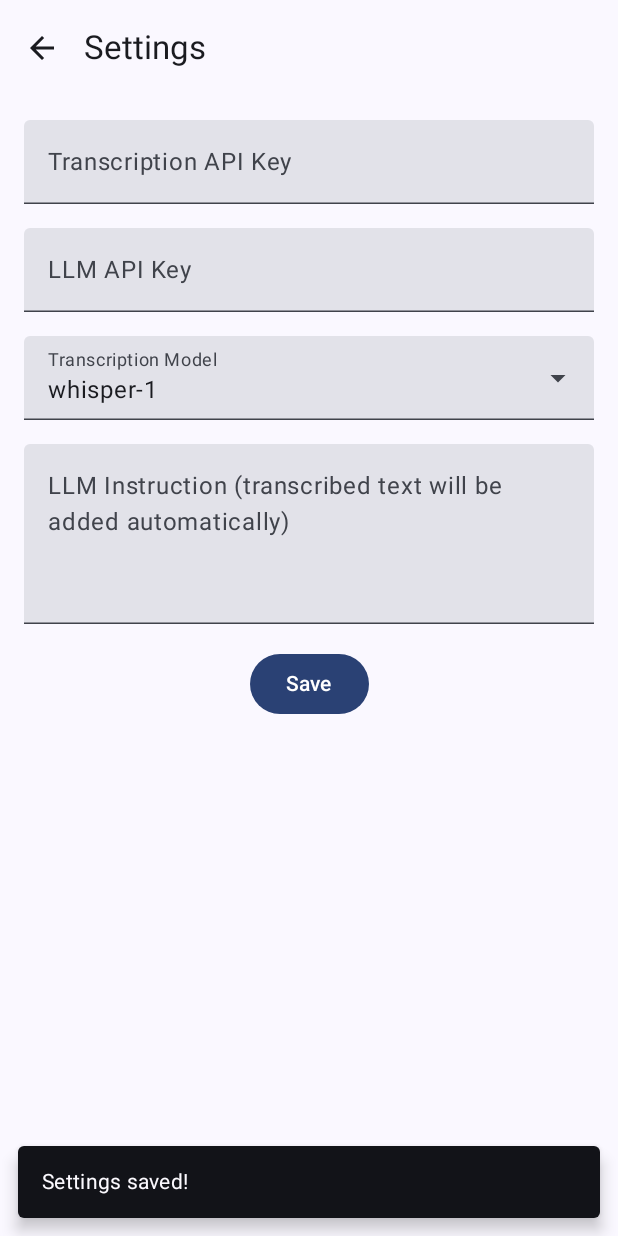
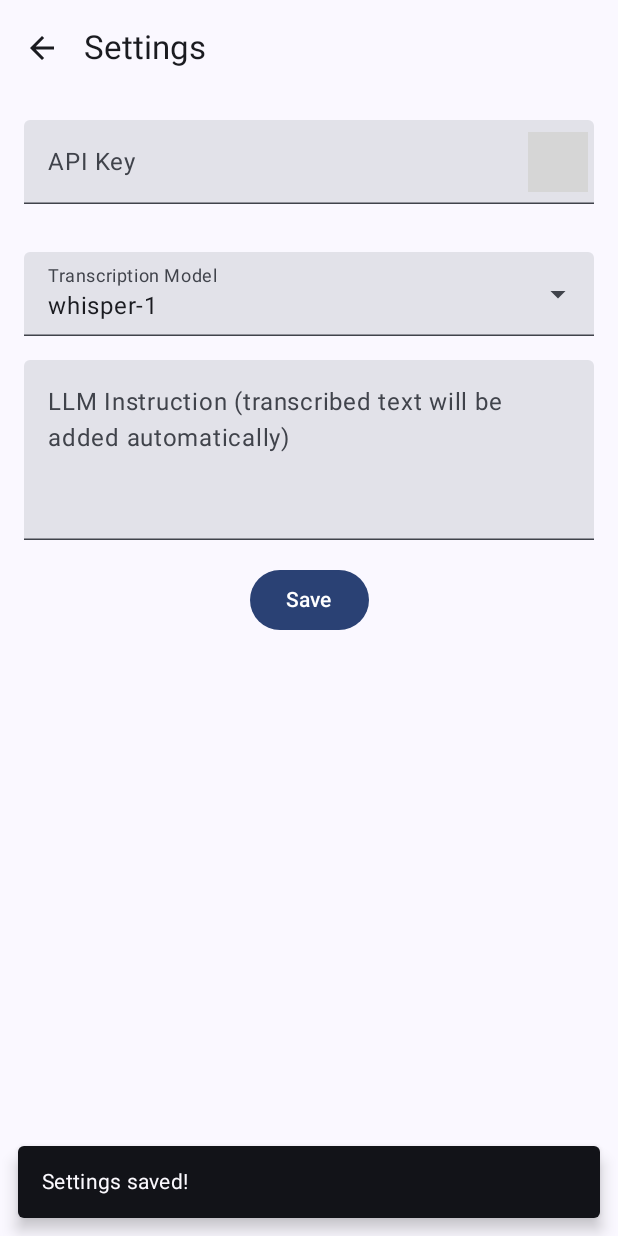
Before and after one commit to valenzine/whisper-droid, an Android app built with Jetpack Compose: the SettingsScreen screen opened through its navigation route, after a tap on "Save", on a phone screen of 412 x 824 dp. Run offline under Robolectric (Android 15) with nearby library versions, the light colour scheme and no system bars; 1 statement that could not run was skipped; grey boxes are pictures that could not be loaded.

Commit message:
Unify API key storage and usage in settings
Replaces separate transcription and LLM API keys with a single unified API key throughout the repository, viewmodel, and UI. Updates SettingsScreen to use one API key field with masking and removes the LLM API key field. Cleans up related flows and save methods for consistency.

```diff
--- a/app/src/main/java/com/valenzine/whisperdroid/repository/SettingsRepository.kt
+++ b/app/src/main/java/com/valenzine/whisperdroid/repository/SettingsRepository.kt
@@ -13,19 +13,15 @@ private val Context.dataStore: DataStore<Preferences> by preferencesDataStore(na
 
 class SettingsRepository(private val context: Context) {
 
-    private val transcriptionApiKey = stringPreferencesKey("transcription_api_key")
-    private val llmApiKey = stringPreferencesKey("llm_api_key")
+    private val apiKey = stringPreferencesKey("api_key")
     private val llmPrompt = stringPreferencesKey("llm_prompt")
     private val transcriptionModel = stringPreferencesKey("transcription_model")
 
-    val transcriptionApiKeyFlow: Flow<String> = context.dataStore.data
+    // Unified API key flow (legacy keys removed in cleanup). If migrating from older versions you may
+    // add code here to look up and migrate old keys once.
+    val apiKeyFlow: Flow<String> = context.dataStore.data
         .map { preferences ->
-            preferences[transcriptionApiKey] ?: ""
-        }
-
-    val llmApiKeyFlow: Flow<String> = context.dataStore.data
-        .map { preferences ->
-            preferences[llmApiKey] ?: ""
+            preferences[apiKey] ?: ""
         }
 
     val llmPromptFlow: Flow<String> = context.dataStore.data
@@ -38,15 +34,9 @@ class SettingsRepository(private val context: Context) {
             preferences[transcriptionModel] ?: "whisper-1"  // Default to whisper-1
         }
 
-    suspend fun saveTranscriptionApiKey(apiKey: String) {
+    suspend fun saveApiKey(key: String) {
         context.dataStore.edit {
-            it[transcriptionApiKey] = apiKey
-        }
-    }
-
-    suspend fun saveLlmApiKey(apiKey: String) {
-        context.dataStore.edit {
-            it[llmApiKey] = apiKey
+            it[apiKey] = key
         }
     }
 
--- a/app/src/main/java/com/valenzine/whisperdroid/repository/TranscriptionRepository.kt
+++ b/app/src/main/java/com/valenzine/whisperdroid/repository/TranscriptionRepository.kt
@@ -251,7 +251,7 @@ class TranscriptionRepository(private val context: Context) {
     }
 
     suspend fun transcribeFile(file: File, language: String? = null, onProgress: ((String) -> Unit)? = null): String {
-        val apiKey = settingsRepository.transcriptionApiKeyFlow.first()
+    val apiKey = settingsRepository.apiKeyFlow.first()
         val model = settingsRepository.transcriptionModelFlow.first()
 
         println("=== TranscriptionRepository Debug ===")
@@ -408,7 +408,7 @@ class TranscriptionRepository(private val context: Context) {
     }
 
     suspend fun formatText(text: String): String {
-        val apiKey = settingsRepository.llmApiKeyFlow.first()
+    val apiKey = settingsRepository.apiKeyFlow.first()
         val customPrompt = settingsRepository.llmPromptFlow.first()
 
         // Use custom prompt if provided, otherwise use default
--- a/app/src/main/java/com/valenzine/whisperdroid/ui/SettingsScreen.kt
+++ b/app/src/main/java/com/valenzine/whisperdroid/ui/SettingsScreen.kt
@@ -14,6 +14,8 @@ import com.valenzine.whisperdroid.viewmodel.SettingsViewModel
 import com.valenzine.whisperdroid.viewmodel.SettingsViewModelFactory
 import androidx.compose.material.icons.Icons
 import androidx.compose.material.icons.filled.ArrowBack
+// Visibility icons not present in this project's icon set; use existing icons instead
+import androidx.compose.ui.focus.onFocusChanged
 import androidx.compose.material3.Icon
 import androidx.compose.material3.IconButton
 
@@ -24,13 +26,13 @@ fun SettingsScreen() {
     val activity = context as? androidx.activity.ComponentActivity
     val repository = remember { com.valenzine.whisperdroid.repository.SettingsRepository(context) }
     val viewModel: SettingsViewModel = viewModel(factory = SettingsViewModelFactory(repository))
-    val transcriptionApiKey by viewModel.transcriptionApiKey.collectAsState()
-    val llmApiKey by viewModel.llmApiKey.collectAsState()
+    val apiKey by viewModel.apiKey.collectAsState()
     val llmPrompt by viewModel.llmPrompt.collectAsState()
     val transcriptionModel by viewModel.transcriptionModel.collectAsState()
 
-    var tempTranscriptionApiKey by remember { mutableStateOf("") }
-    var tempLlmApiKey by remember { mutableStateOf("") }
+    var tempApiKey by remember { mutableStateOf("") }
+    var isEditingApiKey by remember { mutableStateOf(false) }
+    var showFullApiKey by remember { mutableStateOf(false) }
     var tempLlmPrompt by remember { mutableStateOf("") }
     var tempTranscriptionModel by remember { mutableStateOf("whisper-1") }
     var isModelDropdownExpanded by remember { mutableStateOf(false) }
@@ -40,11 +42,8 @@ fun SettingsScreen() {
     val transcriptionModels = listOf("whisper-1", "gpt-4o-mini-transcribe")
 
     // Keep temp values in sync with ViewModel when they change
-    LaunchedEffect(transcriptionApiKey) {
-        tempTranscriptionApiKey = transcriptionApiKey
-    }
-    LaunchedEffect(llmApiKey) {
-        tempLlmApiKey = llmApiKey
+    LaunchedEffect(apiKey) {
+        tempApiKey = apiKey
     }
     LaunchedEffect(llmPrompt) {
         tempLlmPrompt = llmPrompt
@@ -76,21 +75,32 @@ fun SettingsScreen() {
                 .verticalScroll(rememberScrollState()),
             horizontalAlignment = Alignment.CenterHorizontally
         ) {
-            TextField(
-                value = tempTranscriptionApiKey,
-                onValueChange = { tempTranscriptionApiKey = it },
-                label = { Text("Transcription API Key") },
-                modifier = Modifier.fillMaxWidth()
-            )
+            // Single unified API key field
+            Column(modifier = Modifier.fillMaxWidth()) {
+                val masked = remember(tempApiKey, showFullApiKey) {
+                    if (showFullApiKey || tempApiKey.length <= 10) tempApiKey
+                    else tempApiKey.take(10) + "•".repeat((tempApiKey.length - 10).coerceAtLeast(0))
+                }
+                TextField(
+                    value = if (isEditingApiKey) tempApiKey else masked,
+                    onValueChange = { tempApiKey = it },
+                    label = { Text("API Key") },
+                    modifier = Modifier
+                        .fillMaxWidth()
+                        .onFocusChanged { isEditingApiKey = it.isFocused },
+                    singleLine = true,
+                    trailingIcon = {
+                        IconButton(onClick = { showFullApiKey = !showFullApiKey }) {
+                            val desc = if (showFullApiKey) "Hide" else "Show"
+                            Icon(Icons.Filled.Visibility, contentDescription = desc)
+                        }
+                    }
+                )
+            }
 
             Spacer(modifier = Modifier.height(16.dp))
 
-            TextField(
-                value = tempLlmApiKey,
-                onValueChange = { tempLlmApiKey = it },
-                label = { Text("LLM API Key") },
-                modifier = Modifier.fillMaxWidth()
-            )
+            // LLM API Key field removed - we use the single unified key above
 
             Spacer(modifier = Modifier.height(16.dp))
 
@@ -140,8 +150,8 @@ fun SettingsScreen() {
             Spacer(modifier = Modifier.height(16.dp))
 
             Button(onClick = {
-                viewModel.saveTranscriptionApiKey(tempTranscriptionApiKey)
-                viewModel.saveLlmApiKey(tempLlmApiKey)
+                // Save unified API key
+                viewModel.saveApiKey(tempApiKey)
                 viewModel.saveLlmPrompt(tempLlmPrompt)
                 viewModel.saveTranscriptionModel(tempTranscriptionModel)
                 showSnackbar = true
--- a/app/src/main/java/com/valenzine/whisperdroid/viewmodel/SettingsViewModel.kt
+++ b/app/src/main/java/com/valenzine/whisperdroid/viewmodel/SettingsViewModel.kt
@@ -9,13 +9,7 @@ import kotlinx.coroutines.launch
 
 class SettingsViewModel(private val repository: SettingsRepository) : ViewModel() {
 
-    val transcriptionApiKey = repository.transcriptionApiKeyFlow.stateIn(
-        scope = viewModelScope,
-        started = SharingStarted.WhileSubscribed(5000),
-        initialValue = ""
-    )
-
-    val llmApiKey = repository.llmApiKeyFlow.stateIn(
+    val apiKey = repository.apiKeyFlow.stateIn(
         scope = viewModelScope,
         started = SharingStarted.WhileSubscribed(5000),
         initialValue = ""
@@ -33,15 +27,9 @@ class SettingsViewModel(private val repository: SettingsRepository) : ViewModel(
         initialValue = "whisper-1"
     )
 
-    fun saveTranscriptionApiKey(apiKey: String) {
+    fun saveApiKey(key: String) {
         viewModelScope.launch {
-            repository.saveTranscriptionApiKey(apiKey)
-        }
-    }
-
-    fun saveLlmApiKey(apiKey: String) {
-        viewModelScope.launch {
-            repository.saveLlmApiKey(apiKey)
+            repository.saveApiKey(key)
         }
     }
 
```
